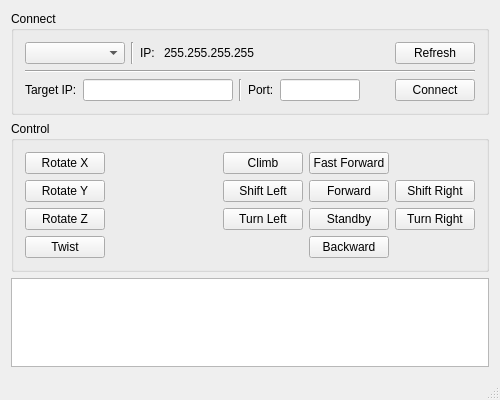
woooxvi/hexapod, file software/pc/mainwindow.ui: the form before one commit.
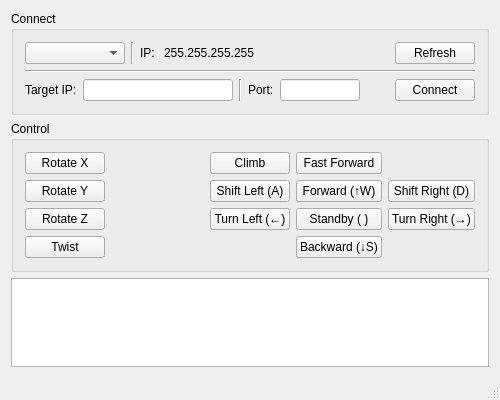
The form after the commit. Icons and pictures are not drawn.

Patch:
```diff
--- a/software/pc/mainwindow.ui
+++ b/software/pc/mainwindow.ui
@@ -224,14 +224,14 @@
        <item row="4" column="5">
         <widget class="QPushButton" name="pushButton_TurnRight">
          <property name="text">
-          <string>Turn Right</string>
+          <string>Turn Right (→)</string>
          </property>
         </widget>
        </item>
        <item row="3" column="4">
         <widget class="QPushButton" name="pushButton_Forward">
          <property name="text">
-          <string>Forward</string>
+          <string>Forward (↑W)</string>
          </property>
         </widget>
        </item>
@@ -251,7 +251,7 @@
        <item row="6" column="4">
         <widget class="QPushButton" name="pushButton_Backward">
          <property name="text">
-          <string>Backward</string>
+          <string>Backward (↓S)</string>
          </property>
         </widget>
        </item>
@@ -272,28 +272,28 @@
        <item row="3" column="3">
         <widget class="QPushButton" name="pushButton_ShiftLeft">
          <property name="text">
-          <string>Shift Left</string>
+          <string>Shift Left (A)</string>
          </property>
         </widget>
        </item>
        <item row="4" column="3">
         <widget class="QPushButton" name="pushButton_TurnLeft">
          <property name="text">
-          <string>Turn Left</string>
+          <string>Turn Left (←)</string>
          </property>
         </widget>
        </item>
        <item row="3" column="5">
         <widget class="QPushButton" name="pushButton_ShiftRight">
          <property name="text">
-          <string>Shift Right</string>
+          <string>Shift Right (D)</string>
          </property>
         </widget>
        </item>
        <item row="4" column="4">
         <widget class="QPushButton" name="pushButton_Standby">
          <property name="text">
-          <string>Standby</string>
+          <string>Standby ( )</string>
          </property>
         </widget>
        </item>
```
